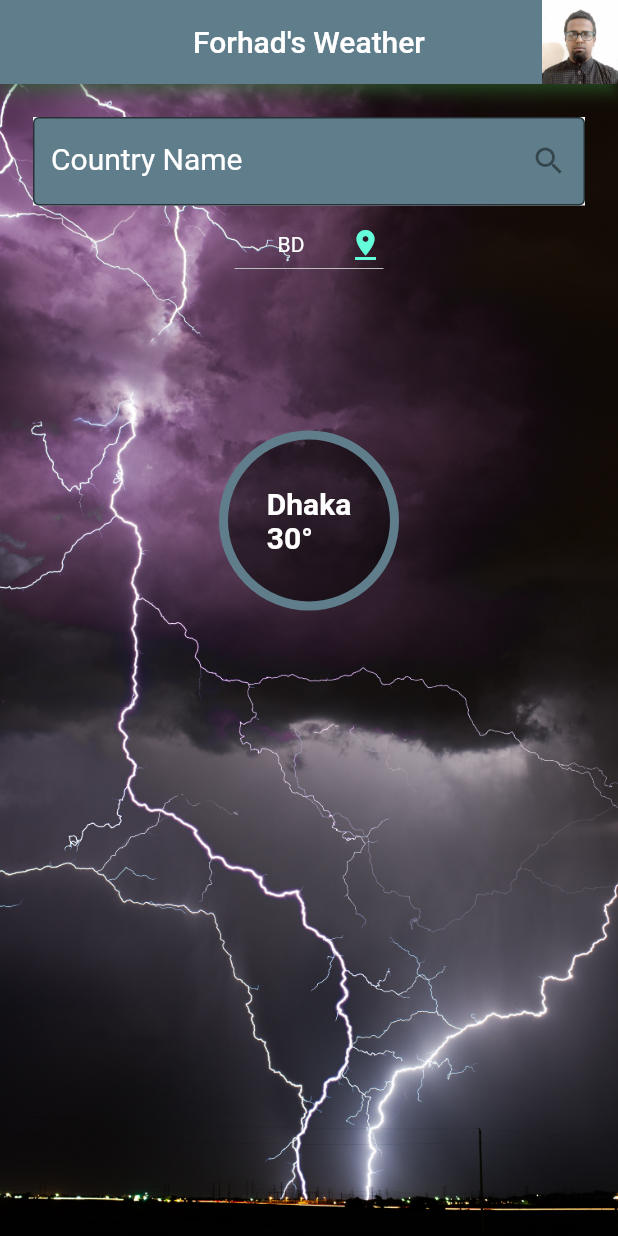
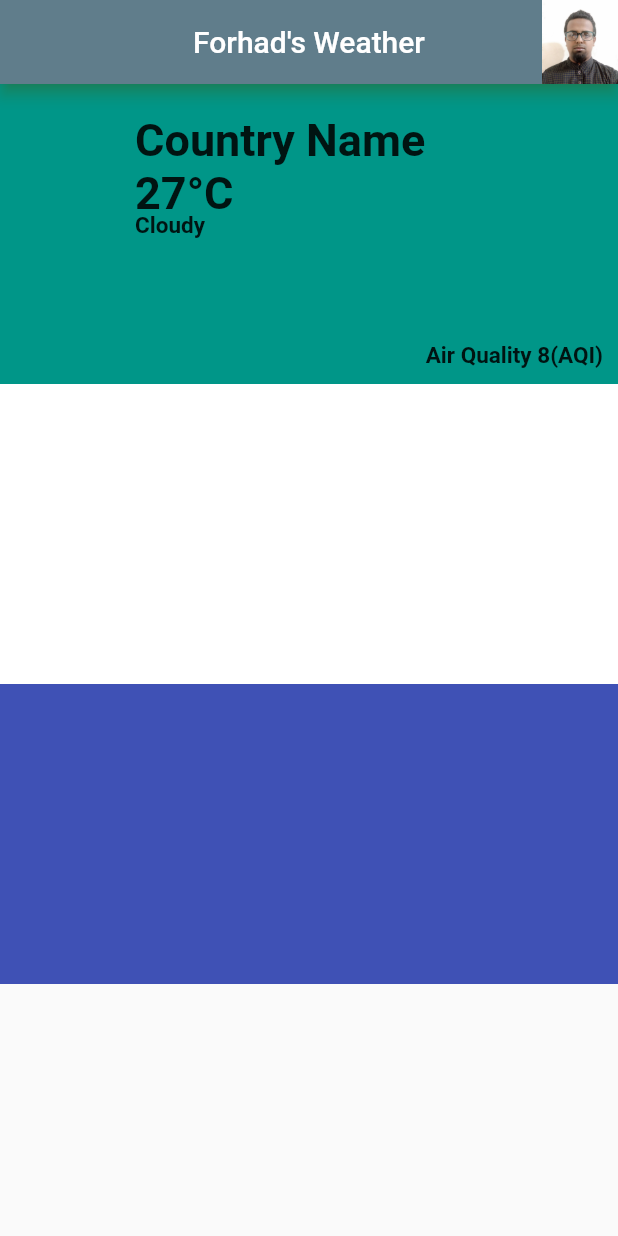
Before and after one commit to ForhadIsrafil/forhad-weather-app-by-flutter, a Flutter app: the screen it shows after launch, on a phone screen of 412 x 824 dp. Run offline on Flutter 3.47's test engine with Material 2 defaults, Android fonts, the phone set to English and light mode, and no system bars.

Commit message:
first container done

```diff
--- a/lib/main.dart
+++ b/lib/main.dart
@@ -1,5 +1,6 @@
 import 'package:flutter/material.dart';
 import 'package:if_weather/home.dart';
+import 'package:if_weather/weatherDetails.dart';
 import 'home.dart';
 
 // void main() {
@@ -16,7 +17,7 @@ class MyApp extends StatelessWidget {
     return const MaterialApp(
       debugShowCheckedModeBanner: false,
       // title: 'iF Weather',
-      home: Home(),
+      home: WeatherDetails(),
     );
   }
 }
--- /dev/null
+++ b/lib/weatherDetails.dart
@@ -0,0 +1,93 @@
+import 'package:flutter/material.dart';
+import 'package:if_weather/utils/bar.dart';
+
+class WeatherDetails extends StatelessWidget {
+  const WeatherDetails({Key? key}) : super(key: key);
+
+  @override
+  Widget build(BuildContext context) {
+    return Scaffold(
+      appBar: myBar(),
+      body: Center(
+        child: ListView(
+          children: [
+            Container(
+              color: Colors.teal,
+              height: 200.0,
+              padding: const EdgeInsets.only(left: 90.0),
+              child: Stack(
+                children: const [
+                  Positioned(
+                    top: 20.0,
+                    // left: 85.50,
+                    child: Text(
+                      "Country Name",
+                      style: TextStyle(
+                          fontSize: 30.0, fontWeight: FontWeight.bold),
+                      textAlign: TextAlign.center,
+                    ),
+                  ),
+                  Positioned(
+                    top: 55.0,
+                    // left: 85.50,
+                    child: Text(
+                      "27°C",
+                      style: TextStyle(
+                          fontSize: 30.0, fontWeight: FontWeight.bold),
+                      textAlign: TextAlign.center,
+                    ),
+                  ),
+                  Positioned(
+                    top: 85.0,
+                    // left: 85.50,
+                    child: Text(
+                      "Cloudy",
+                      style: TextStyle(
+                          fontSize: 15.0, fontWeight: FontWeight.bold),
+                      textAlign: TextAlign.center,
+                    ),
+                  ),
+                  Positioned(
+                    bottom: 10.0,
+                    right: 10.0,
+                    // left: 85.50,
+                    child: Text(
+                      "Air Quality 8(AQI)",
+                      style: TextStyle(
+                          fontSize: 15.0, fontWeight: FontWeight.bold),
+                      textAlign: TextAlign.center,
+                    ),
+                  ),
+                ],
+              ),
+            ),
+            Container(
+              color: Colors.white,
+              height: 200.0,
+            ),
+            Container(
+              color: Colors.indigo,
+              height: 200.0,
+            ),
+          ],
+        ),
+      ),
+    );
+  }
+}
+//
+// Text(
+// "Country Name",
+// style: TextStyle(fontSize: 30.0, fontWeight: FontWeight.bold),
+// textAlign: TextAlign.center,
+// ),
+// Text(
+// "27°C",
+// style: TextStyle(fontSize: 30.0, fontWeight: FontWeight.bold),
+// textAlign: TextAlign.center,
+// ),
+// Text(
+// "Cloudy",
+// style: TextStyle(fontSize: 15.0, fontWeight: FontWeight.bold),
+// textAlign: TextAlign.center,
+// ),
```
